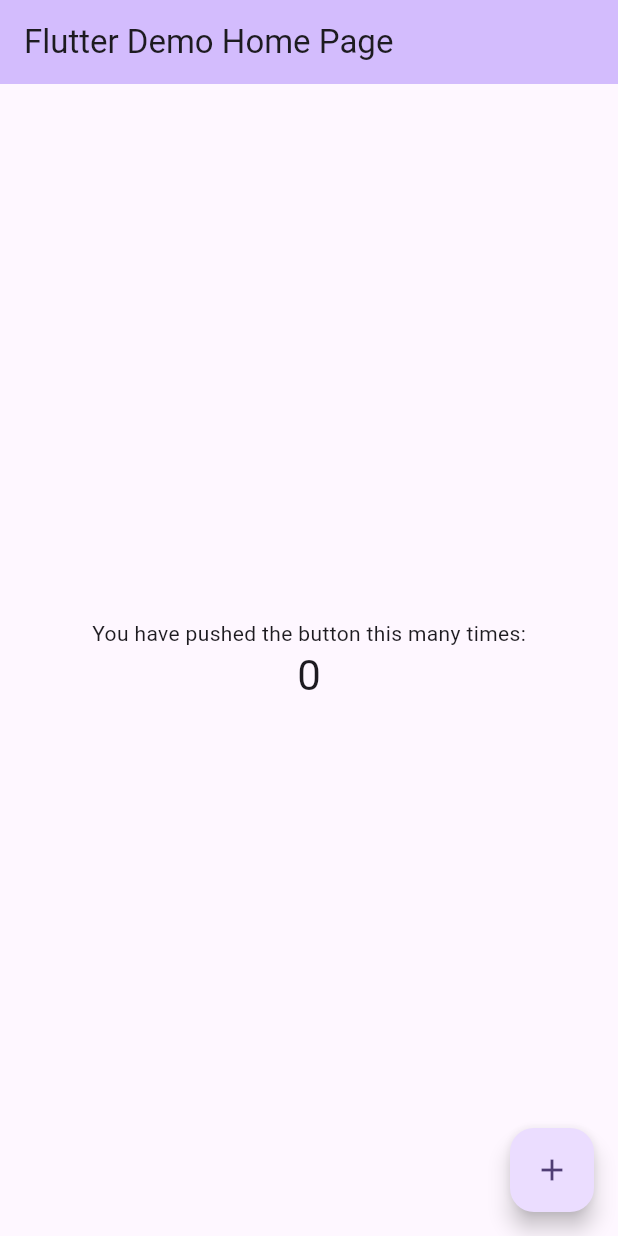
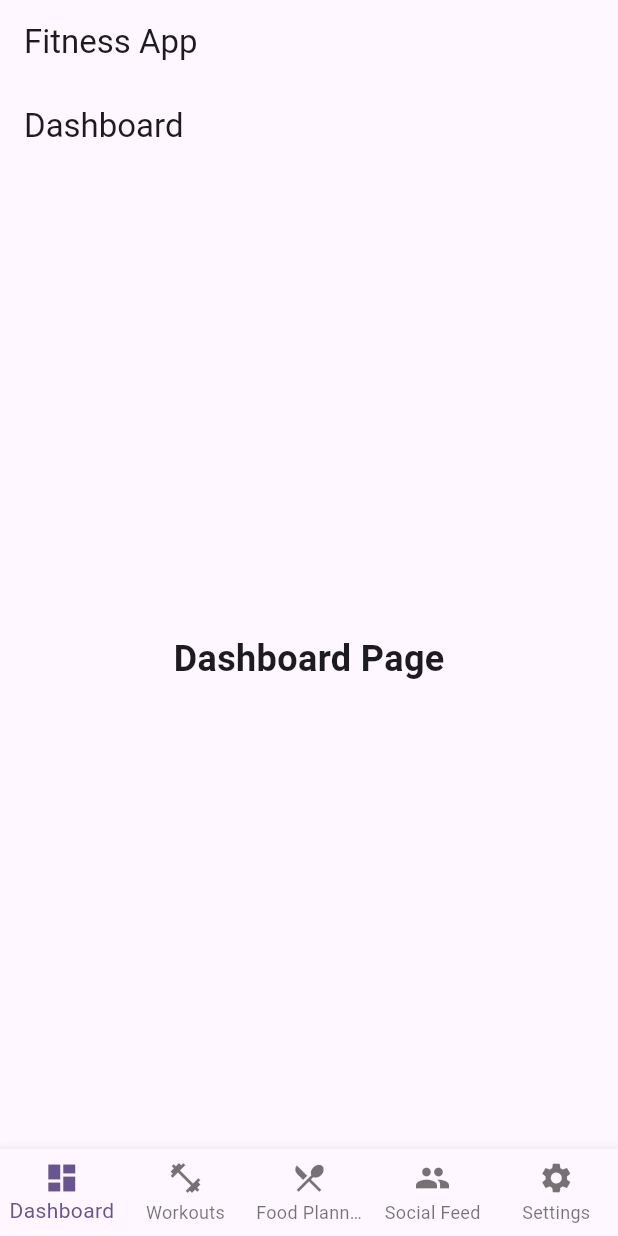
Before and after one commit to Abdullah-Mohammed-OTU/Mobile_Devices_project, a Flutter app: the screen it shows after launch, on a phone screen of 412 x 824 dp. Run offline on Flutter 3.47's test engine with Material 3 defaults, Android fonts, the phone set to English and light mode, and no system bars.

Commit message:
added the bottom navigation bar. each page is in a different file.

```diff
--- /dev/null
+++ b/project/lib/dashboard_page.dart
@@ -0,0 +1,18 @@
+import 'package:flutter/material.dart';
+
+class DashboardPage extends StatelessWidget {
+  const DashboardPage({super.key});
+
+  @override
+  Widget build(BuildContext context) {
+    return Scaffold(
+      appBar: AppBar(title: const Text('Dashboard')),
+      body: const Center(
+        child: Text(
+          'Dashboard Page',
+          style: TextStyle(fontSize: 24, fontWeight: FontWeight.bold),
+        ),
+      ),
+    );
+  }
+}
--- a/project/lib/main.dart
+++ b/project/lib/main.dart
@@ -1,122 +1,67 @@
 import 'package:flutter/material.dart';
+import 'dashboard_page.dart';
+import 'workouts_page.dart';
+import 'food_planner_page.dart';
+import 'social_feed_page.dart';
+import 'settings_page.dart';
 
-void main() {
-  runApp(const MyApp());
-}
+void main() => runApp(const MyApp());
 
 class MyApp extends StatelessWidget {
   const MyApp({super.key});
 
-  // This widget is the root of your application.
   @override
   Widget build(BuildContext context) {
     return MaterialApp(
-      title: 'Flutter Demo',
-      theme: ThemeData(
-        // This is the theme of your application.
-        //
-        // TRY THIS: Try running your application with "flutter run". You'll see
-        // the application has a purple toolbar. Then, without quitting the app,
-        // try changing the seedColor in the colorScheme below to Colors.green
-        // and then invoke "hot reload" (save your changes or press the "hot
-        // reload" button in a Flutter-supported IDE, or press "r" if you used
-        // the command line to start the app).
-        //
-        // Notice that the counter didn't reset back to zero; the application
-        // state is not lost during the reload. To reset the state, use hot
-        // restart instead.
-        //
-        // This works for code too, not just values: Most code changes can be
-        // tested with just a hot reload.
-        colorScheme: ColorScheme.fromSeed(seedColor: Colors.deepPurple),
-      ),
-      home: const MyHomePage(title: 'Flutter Demo Home Page'),
+      title: 'Fitness App',
+      theme: ThemeData(colorScheme: ColorScheme.fromSeed(seedColor: Colors.deepPurple)),
+      home: const MainPage(),
     );
   }
 }
 
-class MyHomePage extends StatefulWidget {
-  const MyHomePage({super.key, required this.title});
-
-  // This widget is the home page of your application. It is stateful, meaning
-  // that it has a State object (defined below) that contains fields that affect
-  // how it looks.
-
-  // This class is the configuration for the state. It holds the values (in this
-  // case the title) provided by the parent (in this case the App widget) and
-  // used by the build method of the State. Fields in a Widget subclass are
-  // always marked "final".
-
-  final String title;
+class MainPage extends StatefulWidget {
+  const MainPage({super.key});
 
   @override
-  State<MyHomePage> createState() => _MyHomePageState();
+  State<MainPage> createState() => _MainPageState();
 }
 
-class _MyHomePageState extends State<MyHomePage> {
-  int _counter = 0;
+class _MainPageState extends State<MainPage> {
+  int _selectedIndex = 0;
 
-  void _incrementCounter() {
+  // List of pages for the bottom nav bar
+  static const List<Widget> _pages = <Widget>[
+    DashboardPage(),
+    WorkoutsPage(),
+    FoodPlannerPage(),
+    SocialFeedPage(),
+    SettingsPage(),
+  ];
+
+  void _onItemTapped(int index) {
     setState(() {
-      // This call to setState tells the Flutter framework that something has
-      // changed in this State, which causes it to rerun the build method below
-      // so that the display can reflect the updated values. If we changed
-      // _counter without calling setState(), then the build method would not be
-      // called again, and so nothing would appear to happen.
-      _counter++;
+      _selectedIndex = index;
     });
   }
 
   @override
   Widget build(BuildContext context) {
-    // This method is rerun every time setState is called, for instance as done
-    // by the _incrementCounter method above.
-    //
-    // The Flutter framework has been optimized to make rerunning build methods
-    // fast, so that you can just rebuild anything that needs updating rather
-    // than having to individually change instances of widgets.
     return Scaffold(
-      appBar: AppBar(
-        // TRY THIS: Try changing the color here to a specific color (to
-        // Colors.amber, perhaps?) and trigger a hot reload to see the AppBar
-        // change color while the other colors stay the same.
-        backgroundColor: Theme.of(context).colorScheme.inversePrimary,
-        // Here we take the value from the MyHomePage object that was created by
-        // the App.build method, and use it to set our appbar title.
-        title: Text(widget.title),
+      appBar: AppBar(title: const Text('Fitness App')),
+      body: _pages[_selectedIndex], // show current page
+      bottomNavigationBar: BottomNavigationBar(
+        type: BottomNavigationBarType.fixed, // allows more than 3 items
+        currentIndex: _selectedIndex,
+        onTap: _onItemTapped,
+        items: const [
+          BottomNavigationBarItem(icon: Icon(Icons.dashboard), label: 'Dashboard'),
+          BottomNavigationBarItem(icon: Icon(Icons.fitness_center), label: 'Workouts'),
+          BottomNavigationBarItem(icon: Icon(Icons.restaurant_menu), label: 'Food Planner'),
+          BottomNavigationBarItem(icon: Icon(Icons.people), label: 'Social Feed'),
+          BottomNavigationBarItem(icon: Icon(Icons.settings), label: 'Settings'),
+        ],
       ),
-      body: Center(
-        // Center is a layout widget. It takes a single child and positions it
-        // in the middle of the parent.
-        child: Column(
-          // Column is also a layout widget. It takes a list of children and
-          // arranges them vertically. By default, it sizes itself to fit its
-          // children horizontally, and tries to be as tall as its parent.
-          //
-          // Column has various properties to control how it sizes itself and
-          // how it positions its children. Here we use mainAxisAlignment to
-          // center the children vertically; the main axis here is the vertical
-          // axis because Columns are vertical (the cross axis would be
-          // horizontal).
-          //
-          // TRY THIS: Invoke "debug painting" (choose the "Toggle Debug Paint"
-          // action in the IDE, or press "p" in the console), to see the
-          // wireframe for each widget.
-          mainAxisAlignment: MainAxisAlignment.center,
-          children: <Widget>[
-            const Text('You have pushed the button this many times:'),
-            Text(
-              '$_counter',
-              style: Theme.of(context).textTheme.headlineMedium,
-            ),
-          ],
-        ),
-      ),
-      floatingActionButton: FloatingActionButton(
-        onPressed: _incrementCounter,
-        tooltip: 'Increment',
-        child: const Icon(Icons.add),
-      ), // This trailing comma makes auto-formatting nicer for build methods.
     );
   }
 }
```
Also changed, not shown: project/lib/food_planner_page.dart (added, +18 -0 lines), project/lib/settings_page.dart (added, +18 -0 lines), project/lib/social_feed_page.dart (added, +18 -0 lines), project/lib/workouts_page.dart (added, +18 -0 lines).
